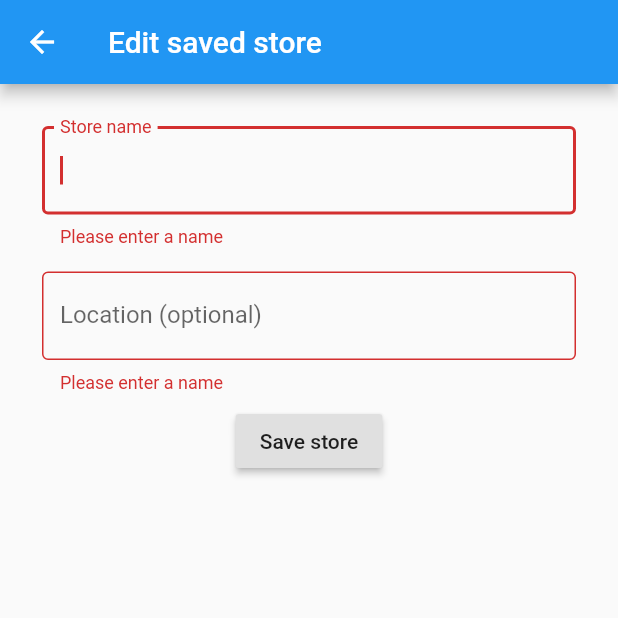
After one commit to manderly/grocery_go, a Flutter app: the ExistingStore screen opened by its route, after a tap on "Save store", on a phone screen of 412 x 824 dp, the top half of it. The commit adds this screen. Run offline on Flutter 3.47's test engine with Material 2 defaults, Android fonts, the phone set to English and light mode, and no system bars; our stand-ins replace cloud_firestore, timeago; accounts and stored records are empty.

Commit message:
Creating and Updating a Store now uses the same form

```diff
--- /dev/null
+++ b/lib/forms/store_form.dart
@@ -0,0 +1,92 @@
+import 'package:flutter/material.dart';
+import 'package:grocery_go/db/database_manager.dart';
+import 'package:grocery_go/db/store_dto.dart';
+
+class StoreForm extends StatefulWidget {
+  final args;
+
+  StoreForm({this.args});
+
+  @override
+  _StoreFormState createState() => _StoreFormState(args);
+}
+
+class _StoreFormState extends State<StoreForm> {
+
+  final args;
+  _StoreFormState(this.args);
+
+  final formKey = GlobalKey<FormState>();
+  final DatabaseManager db = DatabaseManager();
+
+  final storeFields = StoreDTO();
+
+  String validateStringInput(String value) {
+    if (value.isEmpty) {
+      return 'Please enter a name';
+    } else return null;
+  }
+
+  void updateStore(BuildContext context) async {
+    final formState = formKey.currentState;
+
+    if (formState.validate()) {
+      formKey.currentState.save();
+      storeFields.date = DateTime.now().toString();
+
+      if (args != null) {
+        await db.updateStore(args.store.id, storeFields);
+      } else {
+        await db.addStore(storeFields);
+      }
+
+      Navigator.of(context).pop();
+    }
+  }
+
+  @override
+  Widget build(BuildContext context) {
+
+    return Form(
+      key: formKey,
+      child: Column(
+        children: [
+          Padding(
+            padding: EdgeInsets.all(8.0),
+            child: TextFormField(
+                autofocus: true,
+                initialValue: (args?.store?.name),
+                decoration: InputDecoration(
+                    labelText: 'Store name',
+                    border: OutlineInputBorder()
+                ),
+                validator: (value) => validateStringInput(value),
+                onSaved: (value) {
+                  storeFields.name = value;
+                }
+            ),
+          ),
+          Padding(
+            padding: EdgeInsets.all(8.0),
+            child: TextFormField(
+                autofocus: false,
+                initialValue: (args?.store?.address),
+                decoration: InputDecoration(
+                    labelText: 'Location (optional)',
+                    border: OutlineInputBorder()
+                ),
+                validator: (value) => validateStringInput(value),
+                onSaved: (value) {
+                  storeFields.address = value;
+                }
+            ),
+          ),
+          RaisedButton(
+            onPressed: () => updateStore(context),
+            child: Text('Save store'),
+          ),
+        ],
+      ),
+    );
+  }
+}
```
Also changed, not shown: lib/views/existing_store.dart (+6 -83 lines), lib/views/new_store.dart (+2 -75 lines).
